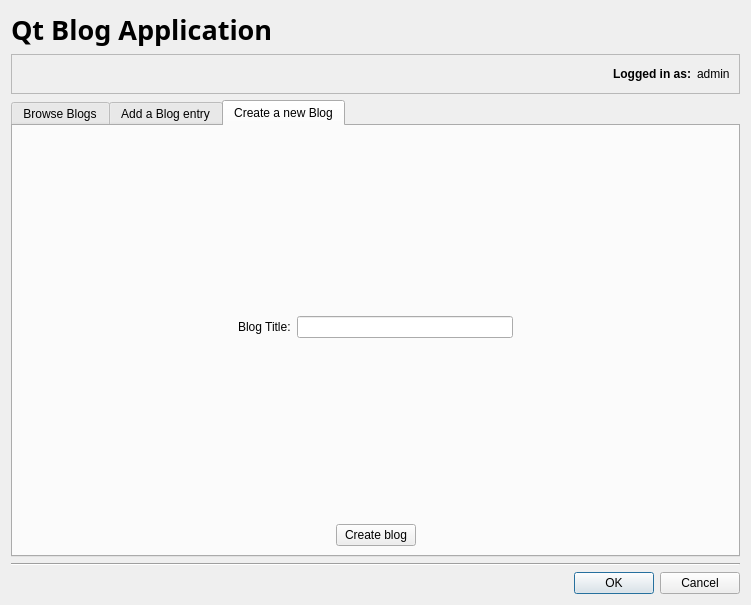
This is maindialog.ui in Kliszek/Qt-Blog-Application as Qt 5 draws it before an edit. The edited form follows.
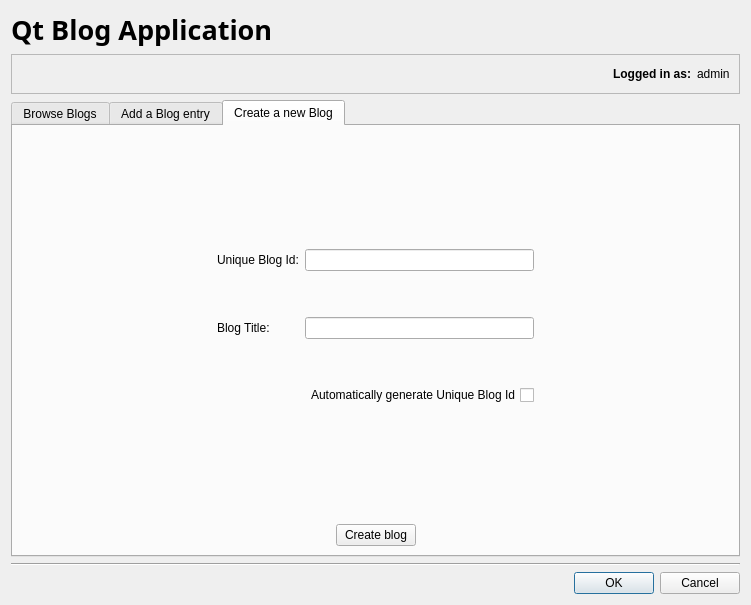
This is the edited form. The open tabs and pages were chosen to show the change.

Commit message: Added unique id fields

```diff
--- a/maindialog.ui
+++ b/maindialog.ui
@@ -284,10 +284,10 @@
        </item>
        <item>
         <layout class="QGridLayout" name="gridLayout_2">
-         <item row="0" column="2">
+         <item row="2" column="2">
           <widget class="QLineEdit" name="lineEdit_2"/>
          </item>
-         <item row="0" column="0">
+         <item row="2" column="0">
           <spacer name="horizontalSpacer_2">
            <property name="orientation">
             <enum>Qt::Horizontal</enum>
@@ -301,13 +301,23 @@
           </spacer>
          </item>
          <item row="0" column="1">
+          <widget class="QLabel" name="label_8">
+           <property name="text">
+            <string>Unique Blog Id:</string>
+           </property>
+          </widget>
+         </item>
+         <item row="0" column="2">
+          <widget class="QLineEdit" name="lineEdit_3"/>
+         </item>
+         <item row="2" column="1">
           <widget class="QLabel" name="label_7">
            <property name="text">
             <string>Blog Title:</string>
            </property>
           </widget>
          </item>
-         <item row="0" column="3">
+         <item row="2" column="3">
           <spacer name="horizontalSpacer_3">
            <property name="orientation">
             <enum>Qt::Horizontal</enum>
@@ -320,6 +330,42 @@
            </property>
           </spacer>
          </item>
+         <item row="1" column="2">
+          <spacer name="verticalSpacer_4">
+           <property name="orientation">
+            <enum>Qt::Vertical</enum>
+           </property>
+           <property name="sizeHint" stdset="0">
+            <size>
+             <width>20</width>
+             <height>40</height>
+            </size>
+           </property>
+          </spacer>
+         </item>
+         <item row="3" column="2">
+          <spacer name="verticalSpacer_5">
+           <property name="orientation">
+            <enum>Qt::Vertical</enum>
+           </property>
+           <property name="sizeHint" stdset="0">
+            <size>
+             <width>20</width>
+             <height>40</height>
+            </size>
+           </property>
+          </spacer>
+         </item>
+         <item row="4" column="2">
+          <widget class="QCheckBox" name="checkBox">
+           <property name="layoutDirection">
+            <enum>Qt::RightToLeft</enum>
+           </property>
+           <property name="text">
+            <string>Automatically generate Unique Blog Id</string>
+           </property>
+          </widget>
+         </item>
         </layout>
        </item>
        <item>
```
Left out of the diff: 19 changed lines with no effect on the pictures. The commit also changes 3 other files.
